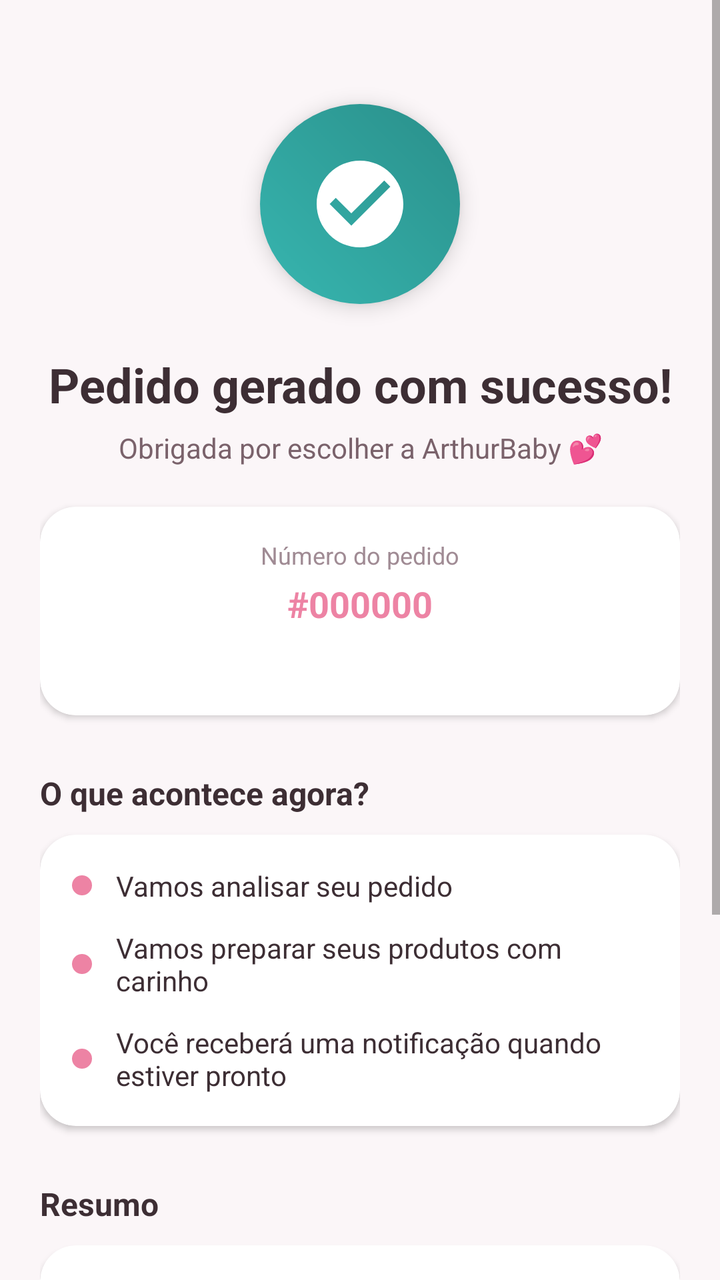
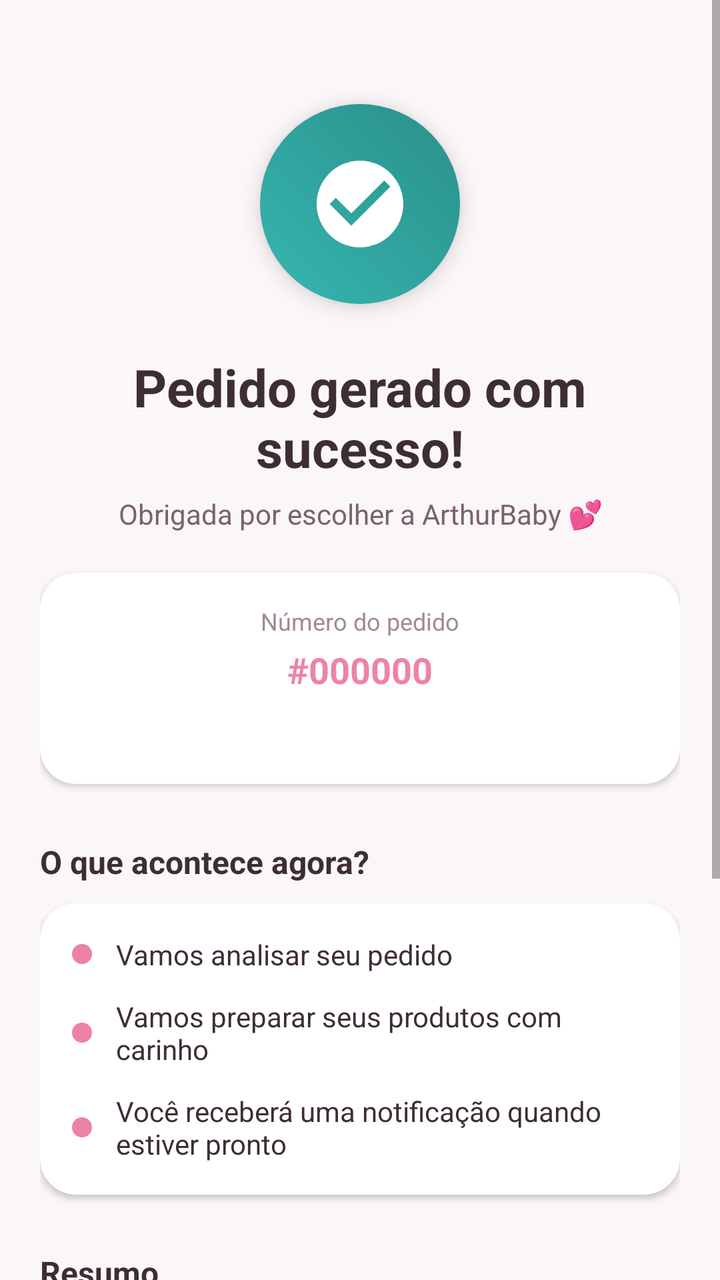

Before-and-after screenshots of an Android layout around one commit, followed by the original layout XML and the change that was made.
<!-- AndroidManifest.xml: application theme Theme.ArthurBaby -->
<!-- res/layout/fragment_confirma_pedido.xml -->
<?xml version="1.0" encoding="utf-8"?>
<ScrollView xmlns:android="http://schemas.android.com/apk/res/android"
    xmlns:app="http://schemas.android.com/apk/res-auto"
    android:layout_width="match_parent"
    android:layout_height="match_parent"
    android:background="@color/fundo_claro"
    android:fillViewport="true">

    <LinearLayout
        android:layout_width="match_parent"
        android:layout_height="wrap_content"
        android:orientation="vertical"
        android:padding="20dp">

        
        <FrameLayout
            android:layout_width="100dp"
            android:layout_height="100dp"
            android:layout_gravity="center_horizontal"
            android:layout_marginTop="32dp"
            android:background="@drawable/bg_circulo_sucesso"
            android:elevation="6dp">

            <ImageView
                android:layout_width="52dp"
                android:layout_height="52dp"
                android:layout_gravity="center"
                android:src="@drawable/ic_check_circle"
                app:tint="@color/branco"
                android:contentDescription="Sucesso" />
        </FrameLayout>

        <TextView
            android:layout_width="match_parent"
            android:layout_height="wrap_content"
            android:text="Pedido gerado com sucesso!"
            android:textSize="24sp"
            android:textStyle="bold"
            android:textColor="@color/texto_primario"
            android:gravity="center"
            android:layout_marginTop="24dp" />

        <TextView
            android:layout_width="match_parent"
            android:layout_height="wrap_content"
            android:text="Obrigada por escolher a ArthurBaby 💕"
            android:textSize="14sp"
            android:textColor="@color/cinza_medio"
            android:gravity="center"
            android:layout_marginTop="6dp" />

        
        <androidx.cardview.widget.CardView
            android:layout_width="match_parent"
            android:layout_height="wrap_content"
            android:layout_marginTop="20dp"
            app:cardCornerRadius="18dp"
            app:cardElevation="2dp"
            app:cardBackgroundColor="@color/branco">

            <LinearLayout
                android:layout_width="match_parent"
                android:layout_height="wrap_content"
                android:orientation="vertical"
                android:padding="16dp"
                android:gravity="center">

                <TextView
                    android:layout_width="wrap_content"
                    android:layout_height="wrap_content"
                    android:text="Número do pedido"
                    android:textSize="12sp"
                    android:textColor="@color/cinza_texto" />

                <TextView
                    android:id="@+id/tvNumeroPedido"
                    android:layout_width="wrap_content"
                    android:layout_height="wrap_content"
                    android:text="#000000"
                    android:textSize="18sp"
                    android:textStyle="bold"
                    android:textColor="@color/rosa_arthur"
                    android:layout_marginTop="4dp" />

                <TextView
                    android:id="@+id/tvObrigado"
                    android:layout_width="match_parent"
                    android:layout_height="wrap_content"
                    android:text=""
                    android:textColor="@color/cinza_medio"
                    android:textSize="13sp"
                    android:gravity="center"
                    android:lineSpacingMultiplier="1.3"
                    android:layout_marginTop="10dp" />
            </LinearLayout>
        </androidx.cardview.widget.CardView>

        
        <TextView
            android:layout_width="match_parent"
            android:layout_height="wrap_content"
            android:text="O que acontece agora?"
            android:textStyle="bold"
            android:textColor="@color/texto_primario"
            android:textSize="16sp"
            android:layout_marginTop="28dp" />

        <androidx.cardview.widget.CardView
            android:layout_width="match_parent"
            android:layout_height="wrap_content"
            android:layout_marginTop="10dp"
            app:cardCornerRadius="18dp"
            app:cardElevation="2dp"
            app:cardBackgroundColor="@color/branco">

            <LinearLayout
                android:layout_width="match_parent"
                android:layout_height="wrap_content"
                android:orientation="vertical"
                android:padding="16dp">

                <LinearLayout
                    android:layout_width="match_parent"
                    android:layout_height="wrap_content"
                    android:orientation="horizontal"
                    android:gravity="center_vertical">

                    <View
                        android:layout_width="10dp"
                        android:layout_height="10dp"
                        android:background="@drawable/bg_circulo_item_resumo" />

                    <TextView
                        android:layout_width="0dp"
                        android:layout_height="wrap_content"
                        android:layout_weight="1"
                        android:layout_marginStart="12dp"
                        android:text="Vamos analisar seu pedido"
                        android:textColor="@color/texto_primario"
                        android:textSize="14sp" />
                </LinearLayout>

                <LinearLayout
                    android:layout_width="match_parent"
                    android:layout_height="wrap_content"
                    android:orientation="horizontal"
                    android:gravity="center_vertical"
                    android:layout_marginTop="12dp">

                    <View
                        android:layout_width="10dp"
                        android:layout_height="10dp"
                        android:background="@drawable/bg_circulo_item_resumo" />

                    <TextView
                        android:layout_width="0dp"
                        android:layout_height="wrap_content"
                        android:layout_weight="1"
                        android:layout_marginStart="12dp"
                        android:text="Vamos preparar seus produtos com carinho"
                        android:textColor="@color/texto_primario"
                        android:textSize="14sp" />
                </LinearLayout>

                <LinearLayout
                    android:layout_width="match_parent"
                    android:layout_height="wrap_content"
                    android:orientation="horizontal"
                    android:gravity="center_vertical"
                    android:layout_marginTop="12dp">

                    <View
                        android:layout_width="10dp"
                        android:layout_height="10dp"
                        android:background="@drawable/bg_circulo_item_resumo" />

                    <TextView
                        android:layout_width="0dp"
                        android:layout_height="wrap_content"
                        android:layout_weight="1"
                        android:layout_marginStart="12dp"
                        android:text="Você receberá uma notificação quando estiver pronto"
                        android:textColor="@color/texto_primario"
                        android:textSize="14sp" />
                </LinearLayout>
            </LinearLayout>
        </androidx.cardview.widget.CardView>

        
        <TextView
            android:layout_width="match_parent"
            android:layout_height="wrap_content"
            android:text="Resumo"
            android:textStyle="bold"
            android:textColor="@color/texto_primario"
            android:textSize="16sp"
            android:layout_marginTop="28dp" />

        <androidx.cardview.widget.CardView
            android:layout_width="match_parent"
            android:layout_height="wrap_content"
            android:layout_marginTop="10dp"
            app:cardCornerRadius="18dp"
            app:cardElevation="2dp"
            app:cardBackgroundColor="@color/branco">

            <LinearLayout
                android:layout_width="match_parent"
                android:layout_height="wrap_content"
                android:orientation="vertical"
                android:padding="16dp">

                <LinearLayout
                    android:id="@+id/containerItens"
                    android:layout_width="match_parent"
                    android:layout_height="wrap_content"
                    android:orientation="vertical" />

                <View
                    android:layout_width="match_parent"
                    android:layout_height="1dp"
                    android:background="@color/cinza_borda"
                    android:layout_marginVertical="12dp" />

                
                <LinearLayout
                    android:layout_width="match_parent"
                    android:layout_height="wrap_content"
                    android:orientation="horizontal">
                    <TextView
                        android:layout_width="0dp"
                        android:layout_height="wrap_content"
                        android:layout_weight="1"
                        android:text="Subtotal"
                        android:textColor="@color/cinza_medio" />
                    <TextView
                        android:id="@+id/tvSubtotalConf"
                        android:layout_width="wrap_content"
                        android:layout_height="wrap_content"
                        android:text="R$ 0,00"
                        android:textColor="@color/texto_primario" />
                </LinearLayout>

                
                <LinearLayout
                    android:id="@+id/rowDescontoConf"
                    android:layout_width="match_parent"
                    android:layout_height="wrap_content"
                    android:orientation="horizontal"
                    android:layout_marginTop="6dp"
                    android:visibility="gone">
                    <TextView
                        android:id="@+id/tvLabelDescontoConf"
                        android:layout_width="0dp"
                        android:layout_height="wrap_content"
                        android:layout_weight="1"
                        android:text="Desconto"
                        android:textColor="@color/verde_arthur"
                        android:textStyle="bold" />
                    <TextView
                        android:id="@+id/tvDescontoConf"
                        android:layout_width="wrap_content"
                        android:layout_height="wrap_content"
                        android:text="- R$ 0,00"
                        android:textColor="@color/verde_arthur"
                        android:textStyle="bold" />
                </LinearLayout>

                
                <LinearLayout
                    android:layout_width="match_parent"
                    android:layout_height="wrap_content"
                    android:orientation="horizontal"
                    android:layout_marginTop="6dp">
                    <TextView
                        android:layout_width="0dp"
                        android:layout_height="wrap_content"
                        android:layout_weight="1"
                        android:text="Frete"
                        android:textColor="@color/cinza_medio" />
                    <TextView
                        android:id="@+id/tvFreteConf"
                        android:layout_width="wrap_content"
                        android:layout_height="wrap_content"
                        android:text="R$ 0,00"
                        android:textColor="@color/texto_primario" />
                </LinearLayout>

                <View
                    android:layout_width="match_parent"
                    android:layout_height="1dp"
                    android:background="@color/cinza_borda"
                    android:layout_marginVertical="12dp" />

                
                <LinearLayout
                    android:layout_width="match_parent"
                    android:layout_height="wrap_content"
                    android:orientation="horizontal">
                    <TextView
                        android:layout_width="0dp"
                        android:layout_height="wrap_content"
                        android:layout_weight="1"
                        android:text="Total"
                        android:textStyle="bold"
                        android:textSize="20sp"
                        android:textColor="@color/texto_primario" />
                    <TextView
                        android:id="@+id/tvTotal"
                        android:layout_width="wrap_content"
                        android:layout_height="wrap_content"
                        android:text="R$ 0,00"
                        android:textStyle="bold"
                        android:textSize="20sp"
                        android:textColor="@color/rosa_arthur" />
                </LinearLayout>
            </LinearLayout>
        </androidx.cardview.widget.CardView>

        
        <com.google.android.material.button.MaterialButton
            android:id="@+id/btnVoltarHome"
            android:layout_width="match_parent"
            android:layout_height="56dp"
            android:text="VOLTAR AO INÍCIO"
            android:backgroundTint="@color/rosa_arthur"
            android:textColor="@color/branco"
            android:textStyle="bold"
            app:cornerRadius="28dp"
            android:layout_marginTop="24dp"
            android:layout_marginBottom="20dp" />

    </LinearLayout>
</ScrollView>
<!-- resources referenced by this layout -->
<resources>
  <color name="branco">#FFFFFF</color>
  <color name="cinza_borda">#F0E4E9</color>
  <color name="cinza_medio">#7A626B</color>
  <color name="cinza_texto">#A08B94</color>
  <color name="fundo_claro">#FBF6F8</color>
  <color name="rosa_arthur">#ED83A4</color>
  <color name="texto_primario">#3D2E34</color>
  <color name="verde_arthur">#37B6B0</color>
  <!-- drawable bg_circulo_item_resumo (drawable) -->
  <?xml version="1.0" encoding="utf-8"?>
  <shape xmlns:android="http://schemas.android.com/apk/res/android"
      android:shape="oval">
      <solid android:color="@color/rosa_arthur" />
  </shape>
  <!-- drawable bg_circulo_sucesso (drawable) -->
  <?xml version="1.0" encoding="utf-8"?>
  <shape xmlns:android="http://schemas.android.com/apk/res/android"
      android:shape="oval">
      <gradient
          android:startColor="@color/verde_arthur"
          android:endColor="@color/verde_escuro"
          android:angle="45"
          android:type="linear" />
  </shape>
  <!-- drawable ic_check_circle (drawable) -->
  <vector xmlns:android="http://schemas.android.com/apk/res/android"
      android:width="24dp"
      android:height="24dp"
      android:viewportWidth="24"
      android:viewportHeight="24">
      <path
          android:fillColor="#FF000000"
          android:pathData="M12,2C6.48,2 2,6.48 2,12s4.48,10 10,10 10,-4.48 10,-10S17.52,2 12,2zM10,17l-5,-5 1.41,-1.41L10,14.17l7.59,-7.59L19,8l-9,9z"/>
  </vector>
  <style name="Theme.ArthurBaby" parent="Theme.MaterialComponents.DayNight.NoActionBar">
          <item name="colorPrimary">@color/verde_arthur</item>
          <item name="colorPrimaryVariant">@color/verde_escuro</item>
          <item name="colorOnPrimary">@color/branco</item>
          <item name="colorSecondary">@color/rosa_arthur</item>
          <item name="colorSecondaryVariant">@color/rosa_escuro</item>
          <item name="colorOnSecondary">@color/branco</item>
          <item name="android:statusBarColor">@color/verde_arthur</item>
          <item name="android:windowBackground">@color/fundo_claro</item>
          <item name="android:navigationBarColor">@color/branco</item>
          <item name="colorSurface">@color/branco</item>
          <item name="colorOnSurface">@color/texto_primario</item>
  
          
          <item name="android:windowLightStatusBar">false</item>
          <item name="android:windowLightNavigationBar">true</item>
      </style>
  <color name="verde_escuro">#2A8F8A</color>
  <color name="rosa_escuro">#D56586</color>
</resources>

<!-- the commit's change to res/layout/fragment_confirma_pedido.xml (unified diff, before → after) -->
@@ -27,14 +27,14 @@
                 android:layout_gravity="center"
                 android:src="@drawable/ic_check_circle"
                 app:tint="@color/branco"
-                android:contentDescription="Sucesso" />
+                android:contentDescription="@string/sucesso" />
         </FrameLayout>
 
         <TextView
             android:layout_width="match_parent"
             android:layout_height="wrap_content"
-            android:text="Pedido gerado com sucesso!"
-            android:textSize="24sp"
+            android:text="@string/pedido_gerado_com_sucesso"
+            android:textSize="@dimen/texto_display"
             android:textStyle="bold"
             android:textColor="@color/texto_primario"
             android:gravity="center"
@@ -43,8 +43,8 @@
         <TextView
             android:layout_width="match_parent"
             android:layout_height="wrap_content"
-            android:text="Obrigada por escolher a ArthurBaby 💕"
-            android:textSize="14sp"
+            android:text="@string/obrigada_por_escolher_a_arthurbaby"
+            android:textSize="@dimen/texto_corpo"
             android:textColor="@color/cinza_medio"
             android:gravity="center"
             android:layout_marginTop="6dp" />
@@ -68,16 +68,16 @@
                 <TextView
                     android:layout_width="wrap_content"
                     android:layout_height="wrap_content"
-                    android:text="Número do pedido"
-                    android:textSize="12sp"
+                    android:text="@string/numero_do_pedido"
+                    android:textSize="@dimen/texto_pequeno"
                     android:textColor="@color/cinza_texto" />
 
                 <TextView
                     android:id="@+id/tvNumeroPedido"
                     android:layout_width="wrap_content"
                     android:layout_height="wrap_content"
-                    android:text="#000000"
-                    android:textSize="18sp"
+                    android:text="@string/n_000000"
+                    android:textSize="@dimen/texto_subtitulo"
                     android:textStyle="bold"
                     android:textColor="@color/rosa_arthur"
                     android:layout_marginTop="4dp" />
@@ -88,7 +88,7 @@
                     android:layout_height="wrap_content"
                     android:text=""
                     android:textColor="@color/cinza_medio"
-                    android:textSize="13sp"
+                    android:textSize="@dimen/texto_corpo"
                     android:gravity="center"
                     android:lineSpacingMultiplier="1.3"
                     android:layout_marginTop="10dp" />
@@ -99,10 +99,10 @@
         <TextView
             android:layout_width="match_parent"
             android:layout_height="wrap_content"
-            android:text="O que acontece agora?"
+            android:text="@string/o_que_acontece_agora"
             android:textStyle="bold"
             android:textColor="@color/texto_primario"
-            android:textSize="16sp"
+            android:textSize="@dimen/texto_destaque"
             android:layout_marginTop="28dp" />
 
         <androidx.cardview.widget.CardView
@@ -135,9 +135,9 @@
                         android:layout_height="wrap_content"
                         android:layout_weight="1"
                         android:layout_marginStart="12dp"
-                        android:text="Vamos analisar seu pedido"
+                        android:text="@string/vamos_analisar_seu_pedido"
                         android:textColor="@color/texto_primario"
-                        android:textSize="14sp" />
+                        android:textSize="@dimen/texto_corpo" />
                 </LinearLayout>
 
                 <LinearLayout
@@ -157,9 +157,9 @@
                         android:layout_height="wrap_content"
                         android:layout_weight="1"
                         android:layout_marginStart="12dp"
-                        android:text="Vamos preparar seus produtos com carinho"
+                        android:text="@string/vamos_preparar_seus_produtos_com_carinho"
                         android:textColor="@color/texto_primario"
-                        android:textSize="14sp" />
+                        android:textSize="@dimen/texto_corpo" />
                 </LinearLayout>
 
                 <LinearLayout
@@ -179,9 +179,9 @@
                         android:layout_height="wrap_content"
                         android:layout_weight="1"
                         android:layout_marginStart="12dp"
-                        android:text="Você receberá uma notificação quando estiver pronto"
+                        android:text="@string/voce_recebera_uma_notificacao_quando_est"
                         android:textColor="@color/texto_primario"
-                        android:textSize="14sp" />
+                        android:textSize="@dimen/texto_corpo" />
                 </LinearLayout>
             </LinearLayout>
         </androidx.cardview.widget.CardView>
@@ -190,10 +190,10 @@
         <TextView
             android:layout_width="match_parent"
             android:layout_height="wrap_content"
-            android:text="Resumo"
+            android:text="@string/resumo"
             android:textStyle="bold"
             android:textColor="@color/texto_primario"
-            android:textSize="16sp"
+            android:textSize="@dimen/texto_destaque"
             android:layout_marginTop="28dp" />
 
         <androidx.cardview.widget.CardView
@@ -231,13 +231,13 @@
                         android:layout_width="0dp"
                         android:layout_height="wrap_content"
                         android:layout_weight="1"
-                        android:text="Subtotal"
+                        android:text="@string/subtotal"
                         android:textColor="@color/cinza_medio" />
                     <TextView
                         android:id="@+id/tvSubtotalConf"
                         android:layout_width="wrap_content"
                         android:layout_height="wrap_content"
-                        android:text="R$ 0,00"
+                        android:text="@string/r_0_00"
                         android:textColor="@color/texto_primario" />
                 </LinearLayout>
 
@@ -254,14 +254,14 @@
                         android:layout_width="0dp"
                         android:layout_height="wrap_content"
                         android:layout_weight="1"
-                        android:text="Desconto"
+                        android:text="@string/desconto"
                         android:textColor="@color/verde_arthur"
                         android:textStyle="bold" />
                     <TextView
                         android:id="@+id/tvDescontoConf"
                         android:layout_width="wrap_content"
                         android:layout_height="wrap_content"
-                        android:text="- R$ 0,00"
+                        android:text="@string/r_0_00_2"
                         android:textColor="@color/verde_arthur"
                         android:textStyle="bold" />
                 </LinearLayout>
@@ -276,13 +276,13 @@
                         android:layout_width="0dp"
                         android:layout_height="wrap_content"
                         android:layout_weight="1"
-                        android:text="Frete"
+                        android:text="@string/frete"
                         android:textColor="@color/cinza_medio" />
                     <TextView
                         android:id="@+id/tvFreteConf"
                         android:layout_width="wrap_content"
                         android:layout_height="wrap_content"
-                        android:text="R$ 0,00"
+                        android:text="@string/r_0_00"
                         android:textColor="@color/texto_primario" />
                 </LinearLayout>
 
@@ -301,17 +301,17 @@
                         android:layout_width="0dp"
                         android:layout_height="wrap_content"
                         android:layout_weight="1"
-                        android:text="Total"
+                        android:text="@string/total"
                         android:textStyle="bold"
-                        android:textSize="20sp"
+                        android:textSize="@dimen/texto_titulo"
                         android:textColor="@color/texto_primario" />
                     <TextView
                         android:id="@+id/tvTotal"
                         android:layout_width="wrap_content"
                         android:layout_height="wrap_content"
-                        android:text="R$ 0,00"
+                        android:text="@string/r_0_00"
                         android:textStyle="bold"
-                        android:textSize="20sp"
+                        android:textSize="@dimen/texto_titulo"
                         android:textColor="@color/rosa_arthur" />
                 </LinearLayout>
             </LinearLayout>
@@ -322,7 +322,7 @@
             android:id="@+id/btnVoltarHome"
             android:layout_width="match_parent"
             android:layout_height="56dp"
-            android:text="VOLTAR AO INÍCIO"
+            android:text="@string/voltar_ao_inicio"
             android:backgroundTint="@color/rosa_arthur"
             android:textColor="@color/branco"
             android:textStyle="bold"
<!-- resource entries referenced after the edit -->
@@ -8,6 +8,12 @@
   <color name="rosa_arthur">#ED83A4</color>
   <color name="texto_primario">#3D2E34</color>
   <color name="verde_arthur">#37B6B0</color>
+  <dimen name="texto_corpo">14sp</dimen>
+  <dimen name="texto_destaque">16sp</dimen>
+  <dimen name="texto_display">26sp</dimen>
+  <dimen name="texto_pequeno">12sp</dimen>
+  <dimen name="texto_subtitulo">18sp</dimen>
+  <dimen name="texto_titulo">22sp</dimen>
   <!-- drawable bg_circulo_item_resumo (drawable) -->
   <?xml version="1.0" encoding="utf-8"?>
   <shape xmlns:android="http://schemas.android.com/apk/res/android"
@@ -34,6 +40,23 @@
           android:fillColor="#FF000000"
           android:pathData="M12,2C6.48,2 2,6.48 2,12s4.48,10 10,10 10,-4.48 10,-10S17.52,2 12,2zM10,17l-5,-5 1.41,-1.41L10,14.17l7.59,-7.59L19,8l-9,9z"/>
   </vector>
+  <string name="desconto">Desconto</string>
+  <string name="frete">Frete</string>
+  <string name="n_000000">#000000</string>
+  <string name="numero_do_pedido">Número do pedido</string>
+  <string name="o_que_acontece_agora">O que acontece agora?</string>
+  <string name="obrigada_por_escolher_a_arthurbaby">Obrigada por escolher a ArthurBaby 💕</string>
+  <string name="pedido_gerado_com_sucesso">Pedido gerado com sucesso!</string>
+  <string name="r_0_00">R$ 0,00</string>
+  <string name="r_0_00_2">- R$ 0,00</string>
+  <string name="resumo">Resumo</string>
+  <string name="subtotal">Subtotal</string>
+  <string name="sucesso">Sucesso</string>
+  <string name="total">Total</string>
+  <string name="vamos_analisar_seu_pedido">Vamos analisar seu pedido</string>
+  <string name="vamos_preparar_seus_produtos_com_carinho">Vamos preparar seus produtos com carinho</string>
+  <string name="voce_recebera_uma_notificacao_quando_est">Você receberá uma notificação quando estiver pronto</string>
+  <string name="voltar_ao_inicio">VOLTAR AO INÍCIO</string>
   <style name="Theme.ArthurBaby" parent="Theme.MaterialComponents.DayNight.NoActionBar">
           <item name="colorPrimary">@color/verde_arthur</item>
           <item name="colorPrimaryVariant">@color/verde_escuro</item>
